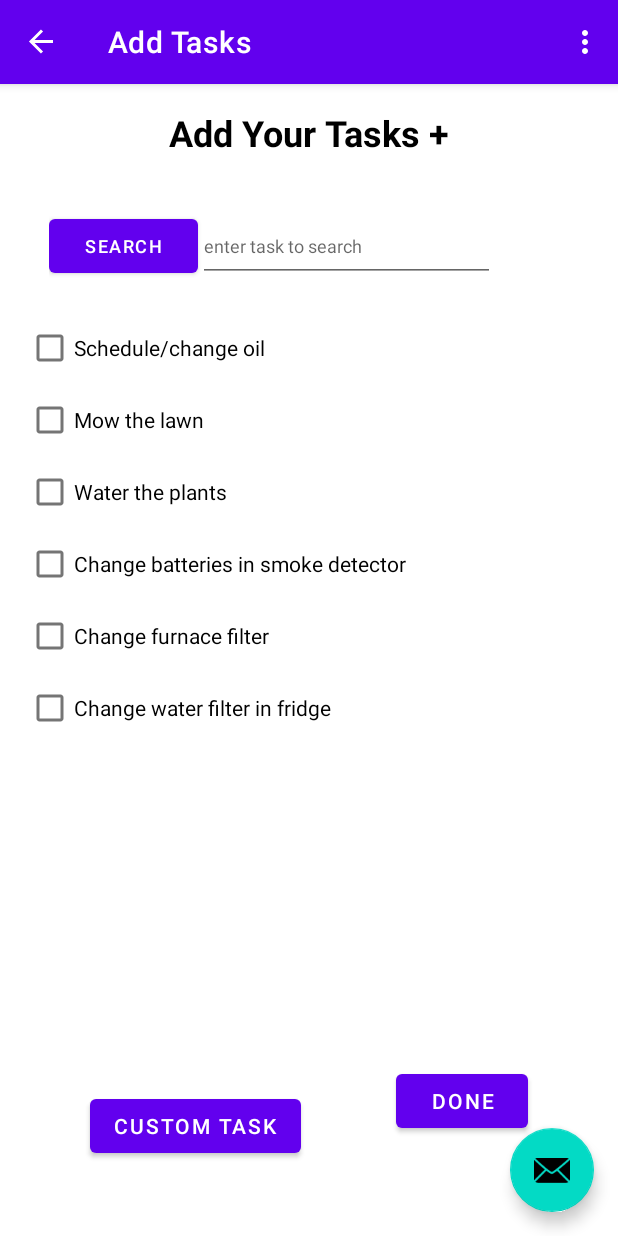
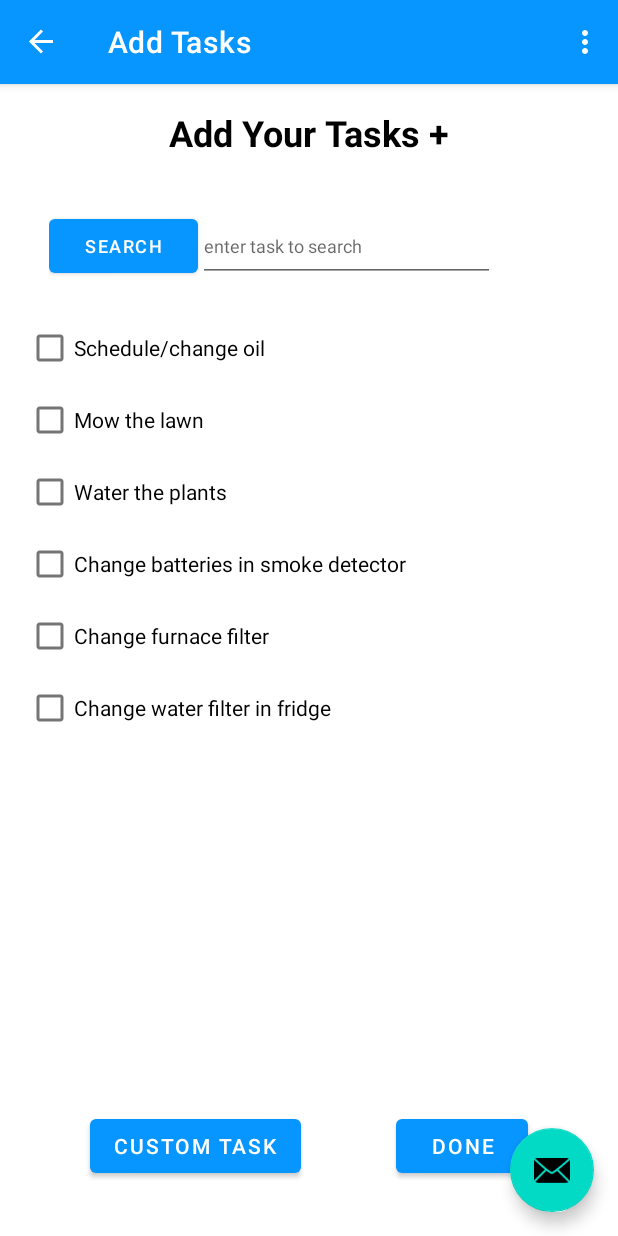
Before and after one commit to kjtetzlaff/Software-Engineering-Household-Reminder-App, an Android app: the addtasks screen opened through its navigation route, on a phone screen of 412 x 824 dp. Run offline under Robolectric (Android 15) with nearby library versions, the light colour scheme and no system bars; our stand-ins replace navigation-ui.

Commit message:
Added Logo to fragment_first Changed colors to blue_primary and blue_variant Changed name of Main page to "Home Page"

```diff
--- a/Qreminder/app/src/main/res/layout/fragment_addtasks.xml
+++ b/Qreminder/app/src/main/res/layout/fragment_addtasks.xml
@@ -118,7 +118,7 @@
         app:layout_constraintHorizontal_bias="0.229"
         app:layout_constraintStart_toStartOf="parent"
         app:layout_constraintTop_toBottomOf="@+id/scrollView2"
-        app:layout_constraintVertical_bias="0.782" />
+        app:layout_constraintVertical_bias="1.0" />
 
     <Button
         android:id="@+id/add_tasks_done"
@@ -131,5 +131,6 @@
         app:layout_constraintBottom_toBottomOf="parent"
         app:layout_constraintEnd_toEndOf="parent"
         app:layout_constraintStart_toEndOf="@+id/add_custom_task"
-        app:layout_constraintTop_toBottomOf="@+id/scrollView2" />
+        app:layout_constraintTop_toBottomOf="@+id/scrollView2"
+        app:layout_constraintVertical_bias="1.0" />
 </androidx.constraintlayout.widget.ConstraintLayout>
--- a/Qreminder/app/src/main/res/values/colors.xml
+++ b/Qreminder/app/src/main/res/values/colors.xml
@@ -7,4 +7,6 @@
     <color name="teal_700">#FF018786</color>
     <color name="black">#FF000000</color>
     <color name="white">#FFFFFFFF</color>
+    <color name="blue_primary">#0795ff</color>
+    <color name="blue_variant">#156cdd</color>
 </resources>
--- a/Qreminder/app/src/main/res/values/strings.xml
+++ b/Qreminder/app/src/main/res/values/strings.xml
@@ -2,13 +2,13 @@
     <string name="app_name">Qreminder</string>
     <string name="action_settings">Settings</string>
     <!-- Strings used for fragments for navigation -->
-    <string name="first_fragment_label">Start Page</string>
+    <string name="first_fragment_label">Home Page</string>
     <string name="second_fragment_label">My Tasks</string>
     <string name="addtasks_label">Add Tasks</string>
     <string name="next">Next</string>
     <string name="previous">Previous</string>
     <string name="enter_task">Enter Task</string>
-    <string name="start">Start</string>
+    <string name="start">Begin</string>
     <string name="custom_task_label">Add Custom task</string>
 
     <string-array name="reminder_duration">
--- a/Qreminder/app/src/main/res/values/themes.xml
+++ b/Qreminder/app/src/main/res/values/themes.xml
@@ -2,8 +2,8 @@
     <!-- Base application theme. -->
     <style name="Theme.Qreminder" parent="Theme.MaterialComponents.DayNight.DarkActionBar">
         <!-- Primary brand color. -->
-        <item name="colorPrimary">@color/purple_500</item>
-        <item name="colorPrimaryVariant">@color/purple_700</item>
+        <item name="colorPrimary">@color/blue_primary</item>
+        <item name="colorPrimaryVariant">@color/blue_variant</item>
         <item name="colorOnPrimary">@color/white</item>
         <!-- Secondary brand color. -->
         <item name="colorSecondary">@color/teal_200</item>
```
Also changed, not shown: Qreminder/app/src/main/res/layout/fragment_first.xml (+17 -2 lines).
